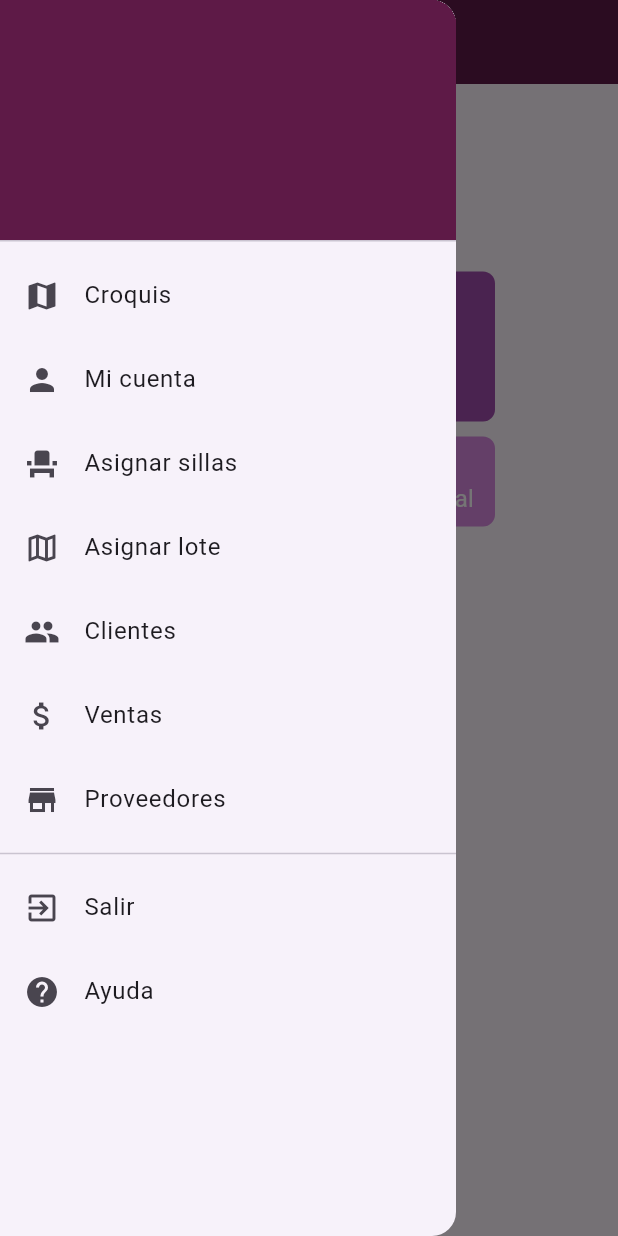
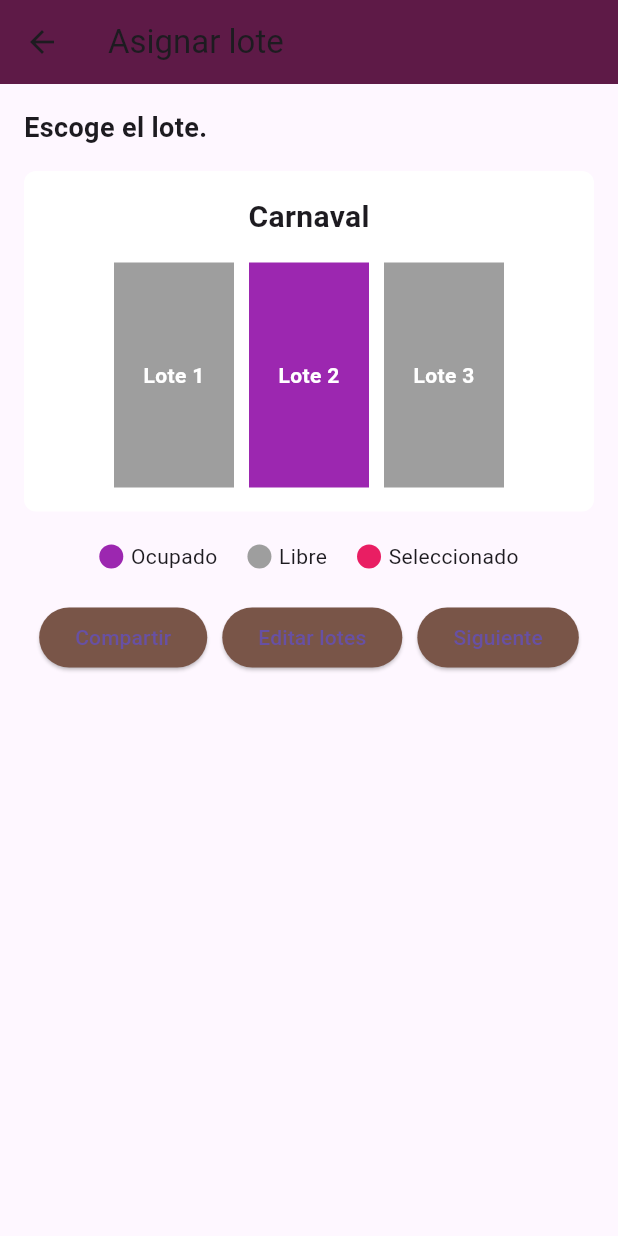
Before and after one commit to Arian-1/carnaval_vip, a Flutter app: the HomeScreen screen opened directly, in the side drawer, after a tap on "Asignar lote", on a phone screen of 412 x 824 dp. Run offline on Flutter 3.47's test engine with Material 3 defaults, Android fonts, the phone set to English and light mode, and no system bars; our stand-ins replace cloud_firestore, firebase_auth, firebase_core; accounts and stored records are empty.

Commit message:
vista asignar lotes

```diff
--- /dev/null
+++ b/lib/screens/asignar_lote_screen.dart
@@ -0,0 +1,193 @@
+import 'package:flutter/material.dart';
+
+// Definimos un enum para los 3 estados posibles de un lote
+enum LoteState { libre, seleccionado, ocupado }
+
+class AsignarLoteScreen extends StatefulWidget {
+  const AsignarLoteScreen({Key? key}) : super(key: key);
+
+  @override
+  State<AsignarLoteScreen> createState() => _AsignarLoteScreenState();
+}
+
+class _AsignarLoteScreenState extends State<AsignarLoteScreen> {
+  // Lista de 3 lotes, con estados iniciales (puedes cambiarlo como gustes)
+  // Por ejemplo, Lote 1 y 3 libres, Lote 2 ocupado.
+  List<LoteState> _lotes = [
+    LoteState.libre,
+    LoteState.ocupado,
+    LoteState.libre,
+  ];
+
+  // Función que alterna el estado del lote entre libre y seleccionado.
+  // Si está ocupado, no hace nada.
+  void _toggleLote(int index) {
+    setState(() {
+      if (_lotes[index] == LoteState.ocupado) {
+        // No cambiar nada si está ocupado
+      } else if (_lotes[index] == LoteState.libre) {
+        _lotes[index] = LoteState.seleccionado;
+      } else if (_lotes[index] == LoteState.seleccionado) {
+        _lotes[index] = LoteState.libre;
+      }
+    });
+  }
+
+  // Devuelve el color según el estado
+  Color _getColorForLote(LoteState state) {
+    switch (state) {
+      case LoteState.libre:
+        return Colors.grey;
+      case LoteState.seleccionado:
+        return Colors.pink;
+      case LoteState.ocupado:
+        return Colors.purple;
+    }
+  }
+
+  @override
+  Widget build(BuildContext context) {
+    return Scaffold(
+      appBar: AppBar(
+        title: const Text("Asignar lote"),
+        backgroundColor: const Color(0xFF5E1A47),
+      ),
+      // Si deseas el drawer aquí también, puedes reutilizarlo o dejarlo fuera
+      body: Padding(
+        padding: const EdgeInsets.all(16),
+        child: Column(
+          crossAxisAlignment: CrossAxisAlignment.start,
+          children: [
+            const Text(
+              "Escoge el lote.",
+              style: TextStyle(
+                fontSize: 18,
+                fontWeight: FontWeight.bold,
+              ),
+            ),
+            const SizedBox(height: 16),
+            // Contenedor principal (blanco) con el título "Carnaval"
+            Container(
+              width: double.infinity,
+              decoration: BoxDecoration(
+                color: Colors.white,
+                borderRadius: BorderRadius.circular(8),
+              ),
+              child: Column(
+                children: [
+                  const SizedBox(height: 16),
+                  const Text(
+                    "Carnaval",
+                    style: TextStyle(
+                      fontSize: 20,
+                      fontWeight: FontWeight.bold,
+                    ),
+                  ),
+                  const SizedBox(height: 16),
+                  // Filas de los lotes
+                  Row(
+                    mainAxisAlignment: MainAxisAlignment.center,
+                    children: [
+                      _buildLoteBox(0, "Lote 1"),
+                      _buildLoteBox(1, "Lote 2"),
+                      _buildLoteBox(2, "Lote 3"),
+                    ],
+                  ),
+                  const SizedBox(height: 16),
+                ],
+              ),
+            ),
+            const SizedBox(height: 20),
+            // Leyenda de colores
+            Row(
+              mainAxisAlignment: MainAxisAlignment.center,
+              children: [
+                _buildLegendCircle(Colors.purple, "Ocupado"),
+                const SizedBox(width: 20),
+                _buildLegendCircle(Colors.grey, "Libre"),
+                const SizedBox(width: 20),
+                _buildLegendCircle(Colors.pink, "Seleccionado"),
+              ],
+            ),
+            const SizedBox(height: 20),
+            // Botones inferiores
+            Row(
+              mainAxisAlignment: MainAxisAlignment.center,
+              children: [
+                ElevatedButton(
+                  onPressed: () {
+                    // Por el momento sin funcionalidad
+                  },
+                  style: ElevatedButton.styleFrom(
+                    backgroundColor: Colors.brown,
+                  ),
+                  child: const Text("Compartir"),
+                ),
+                const SizedBox(width: 10),
+                ElevatedButton(
+                  onPressed: () {
+                    // Por el momento sin funcionalidad
+                  },
+                  style: ElevatedButton.styleFrom(
+                    backgroundColor: Colors.brown,
+                  ),
+                  child: const Text("Editar lotes"),
+                ),
+                const SizedBox(width: 10),
+                ElevatedButton(
+                  onPressed: () {
+                    // Aquí puedes navegar a otra pantalla, o hacer la lógica que necesites
+                  },
+                  style: ElevatedButton.styleFrom(
+                    backgroundColor: Colors.brown,
+                  ),
+                  child: const Text("Siguiente"),
+                ),
+              ],
+            ),
+          ],
+        ),
+      ),
+    );
+  }
+
+  // Construye cada "caja" de lote
+  Widget _buildLoteBox(int index, String label) {
+    return GestureDetector(
+      onTap: () => _toggleLote(index),
+      child: Container(
+        width: 80,
+        height: 150,
+        color: _getColorForLote(_lotes[index]),
+        margin: const EdgeInsets.symmetric(horizontal: 5),
+        child: Center(
+          child: Text(
+            label,
+            style: const TextStyle(
+              color: Colors.white,
+              fontWeight: FontWeight.bold,
+            ),
+          ),
+        ),
+      ),
+    );
+  }
+
+  // Construye la leyenda de colores
+  Widget _buildLegendCircle(Color color, String text) {
+    return Row(
+      children: [
+        Container(
+          width: 16,
+          height: 16,
+          decoration: BoxDecoration(
+            color: color,
+            shape: BoxShape.circle,
+          ),
+        ),
+        const SizedBox(width: 5),
+        Text(text),
+      ],
+    );
+  }
+}
--- a/lib/screens/home_screen.dart
+++ b/lib/screens/home_screen.dart
@@ -1,6 +1,7 @@
 import 'package:flutter/material.dart';
 import 'package:firebase_auth/firebase_auth.dart';
 import 'package:cloud_firestore/cloud_firestore.dart';
+import 'asignar_lote_screen.dart';
 
 class HomeScreen extends StatelessWidget {
   const HomeScreen({super.key});
@@ -73,7 +74,12 @@ class HomeScreen extends StatelessWidget {
                 ListTile(
                   leading: const Icon(Icons.map_outlined),
                   title: const Text("Asignar lote"),
-                  onTap: () {},
+                  onTap: () {
+                    Navigator.push(
+                      context,
+                      MaterialPageRoute(builder: (context) => const AsignarLoteScreen()),
+                    );
+                  },
                 ),
                 ListTile(
                   leading: const Icon(Icons.people),
@@ -130,7 +136,7 @@ class HomeScreen extends StatelessWidget {
                     ),
                   ),
                   const SizedBox(height: 20),
-                  _buildCroquis(),
+                  _buildCroquis(context),
                   const SizedBox(height: 30),
                   ElevatedButton(
                     style: ElevatedButton.styleFrom(
@@ -155,32 +161,31 @@ class HomeScreen extends StatelessWidget {
     );
   }
 
-  // Construye el croquis con filas y columnas de recuadros
-  Widget _buildCroquis() {
+  // Se añade BuildContext para poder usar Navigator en los recuadros
+  Widget _buildCroquis(BuildContext context) {
     return Center(
       child: Column(
         crossAxisAlignment: CrossAxisAlignment.start,
         children: [
           Row(
             children: [
-              _buildSectionBox("Sillas", 200, 100, const Color(0xFF8B348C)),
+              _buildSectionBox(context, "Sillas", 200, 100, const Color(0xFF8B348C)),
               const SizedBox(width: 10),
-              _buildSectionBox("Lotes", 100, 100, const Color(0xFFA24DAF)),
+              _buildSectionBox(context, "Lotes", 100, 100, const Color(0xFFA24DAF)),
             ],
           ),
           const SizedBox(height: 10),
           Row(
             children: [
-              _buildSectionBox("Tarima", 200, 60, const Color(0xFFBA72C4)),
+              _buildSectionBox(context, "Tarima", 200, 60, const Color(0xFFBA72C4)),
               const SizedBox(width: 10),
-              _buildSectionBox(
-                  "Zona comercial", 100, 60, const Color(0xFFD989E2)),
+              _buildSectionBox(context, "Zona comercial", 100, 60, const Color(0xFFD989E2)),
             ],
           ),
           const SizedBox(height: 10),
           Row(
             children: [
-              _buildSectionBox("Baños", 80, 40, const Color(0xFFE6A2EB)),
+              _buildSectionBox(context, "Baños", 80, 40, const Color(0xFFE6A2EB)),
             ],
           ),
         ],
@@ -188,10 +193,18 @@ class HomeScreen extends StatelessWidget {
     );
   }
 
-  // Construye cada recuadro con tamaño y color definidos
-  Widget _buildSectionBox(
-      String title, double width, double height, Color color) {
-    return Container(
+  // Se recibe el BuildContext como primer parámetro para poder navegar
+  Widget _buildSectionBox(BuildContext context, String title, double width, double height, Color color) {
+    return GestureDetector(
+      onTap: () {
+        if (title == "Lotes") {
+          Navigator.push(
+            context,
+            MaterialPageRoute(builder: (context) => const AsignarLoteScreen()),
+          );
+        }
+      },
+      child: Container(
         width: width,
         height: height,
         alignment: Alignment.center,
@@ -204,6 +217,7 @@ class HomeScreen extends StatelessWidget {
           style: const TextStyle(fontSize: 16, color: Colors.white),
           textAlign: TextAlign.center,
         ),
+      ),
     );
   }
 }
```
Lines whose indentation alone changed are shown as unchanged.
